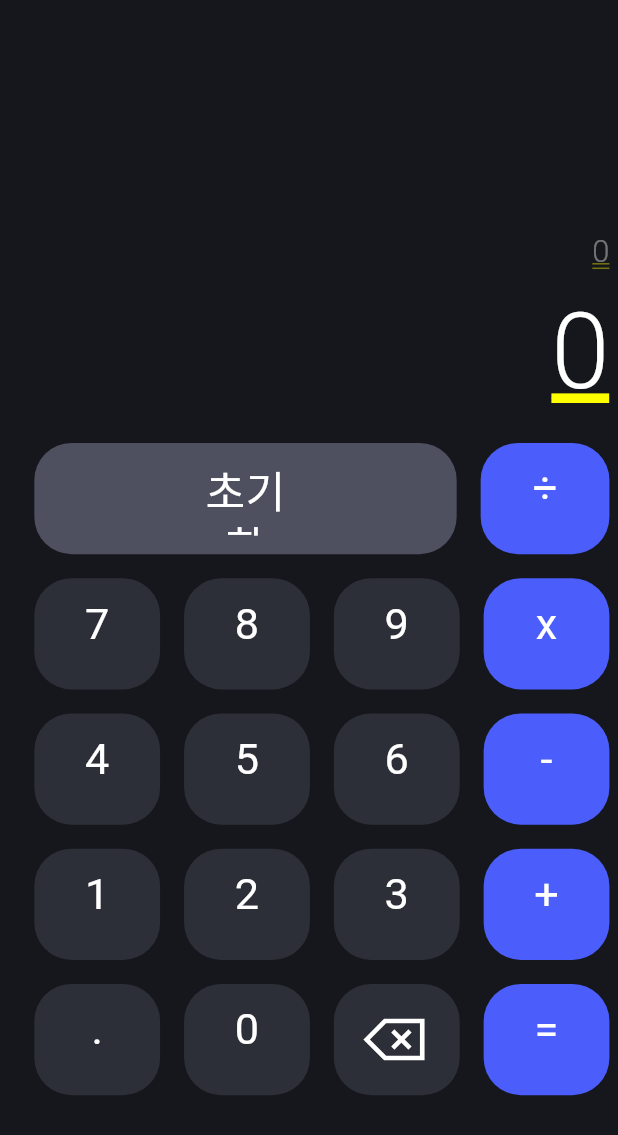
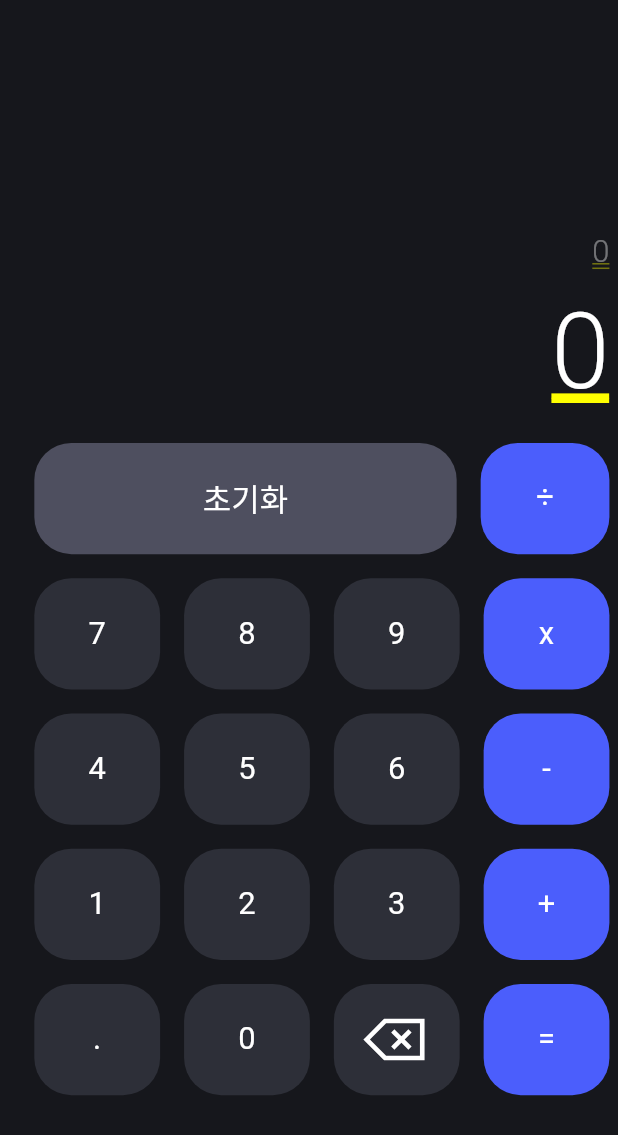
Before and after one commit to hyuna224/Flutter_Calculator, a Flutter app: the screen it shows after launch, on a phone screen of 412 x 824 dp. Shown: the top 1135 px of the screen. Run offline on Flutter 3.47's test engine with Material 3 defaults, Android fonts, the phone set to English and light mode, and no system bars; our stand-ins replace flutter_screenutil, flutter_svg, math_expressions; Roboto replaces fonts that are missing (Pretendard).

Commit message:
fix: 버튼 글자 잘림 문제 해결
- 위젯이 너무 겹쳐있어서 정리해줬다.

```diff
--- a/lib/widgets/button.dart
+++ b/lib/widgets/button.dart
@@ -20,33 +20,30 @@ class Button extends StatelessWidget {
   @override
   Widget build(BuildContext context) {
     return Expanded(
-      child: SizedBox(
-        height: 72.h, // Figma에서 뽑은 높이
       child: TextButton(
         onPressed: onPressed,
         style: TextButton.styleFrom(
           backgroundColor: color,
           padding: EdgeInsets.zero,
+          minimumSize: Size(48.w, 72.h),
           shape: RoundedRectangleBorder(
             borderRadius: BorderRadius.circular(24.r),
           ),
         ),
-
+        child: Center(
           child:
               child ??
-              SizedBox(
-                width: 48.w,
-                height: 48.h,
-                child: Text(
+              Text(
+                maxLines: 1,
+                overflow: TextOverflow.ellipsis,
                 innerText,
                 textAlign: TextAlign.center,
                 style: TextStyle(
                   fontFamily: 'Pretendard',
                   color: White,
-                    fontSize: 28.sp,
+                  fontSize: 20.sp,
                   fontWeight: FontWeight.w400,
                   height: 1.25.h,
-                  ),
                 ),
               ),
         ),
```
Lines whose indentation alone changed are shown as unchanged.
